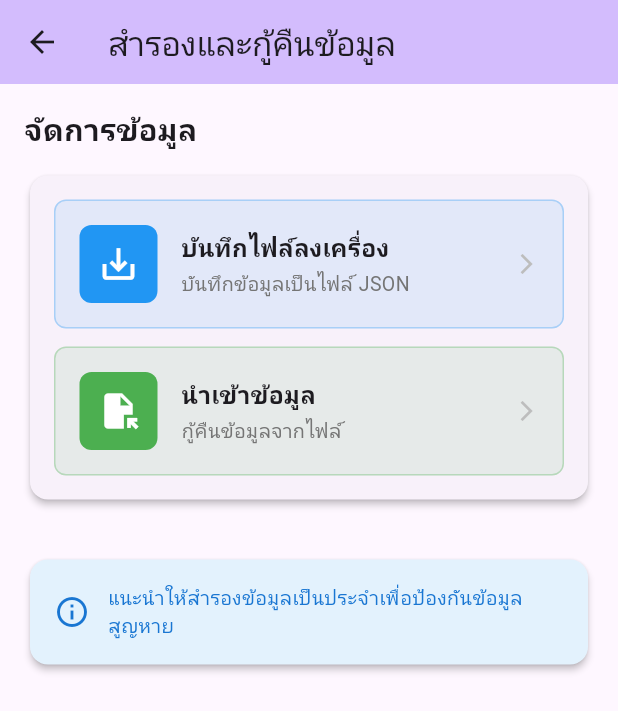
After one commit to th0mas000/keb_tang, a Flutter app: the screen it shows after launch, after a tap on the "backup" icon, on a phone screen of 412 x 824 dp. The commit adds this screen. Shown: the top 711 px of the screen. Run offline on Flutter 3.47's test engine with Material 3 defaults, Android fonts, the phone set to English and light mode, and no system bars; our stand-ins replace file_picker, fl_chart, googleapis_auth, image_picker, sqflite; missing offline and left inert: google_mlkit_text_recognition, googleapis; accounts and stored records are empty.

Commit message:
feture_responsive_UI

```diff
--- a/lib/screens/add_transaction_screen.dart
+++ b/lib/screens/add_transaction_screen.dart
@@ -3,6 +3,7 @@ import 'package:intl/intl.dart';
 import '../models/transaction.dart';
 import '../models/transaction_type.dart';
 import '../database/database_helper.dart';
+import '../widgets/responsive_container.dart';
 
 class AddTransactionScreen extends StatefulWidget {
   final Transaction? transaction; // For editing existing transaction
@@ -147,6 +148,7 @@ class _AddTransactionScreenState extends State<AddTransactionScreen> {
       ),
       body: Form(
         key: _formKey,
+        child: ResponsiveContainer(
           child: SingleChildScrollView(
             padding: const EdgeInsets.all(16),
             child: Column(
@@ -293,6 +295,7 @@ class _AddTransactionScreenState extends State<AddTransactionScreen> {
             ),
           ),
         ),
+      ),
     );
   }
 }
--- a/lib/screens/backup_screen.dart
+++ b/lib/screens/backup_screen.dart
@@ -3,6 +3,7 @@ import 'package:file_picker/file_picker.dart';
 import 'dart:convert';
 import 'dart:io';
 import '../services/export_import_service.dart';
+import '../widgets/responsive_container.dart';
 
 class BackupScreen extends StatefulWidget {
   const BackupScreen({super.key});
@@ -145,7 +146,8 @@ class _BackupScreenState extends State<BackupScreen> {
       ),
       body: _isLoading
           ? const Center(child: CircularProgressIndicator())
-          : SingleChildScrollView(
+          : ResponsiveContainer(
+              child: SingleChildScrollView(
                 padding: const EdgeInsets.all(16),
                 child: Column(
                   crossAxisAlignment: CrossAxisAlignment.start,
@@ -200,6 +202,7 @@ class _BackupScreenState extends State<BackupScreen> {
                       ),
                     ),
                   ],
+                ),
               ),
             ),
     );
--- a/lib/screens/bill_scan_screen.dart
+++ b/lib/screens/bill_scan_screen.dart
@@ -6,6 +6,7 @@ import '../services/receipt_parser.dart';
 import 'add_transaction_screen.dart';
 import '../models/transaction_type.dart';
 import '../utils/currency_formatter.dart';
+import '../widgets/responsive_container.dart';
 
 class BillScanScreen extends StatefulWidget {
   const BillScanScreen({super.key});
@@ -224,7 +225,8 @@ class _BillScanScreenState extends State<BillScanScreen> {
   }
 
   Widget _buildImagePreview() {
-    return SingleChildScrollView(
+    return ResponsiveContainer(
+      child: SingleChildScrollView(
         padding: const EdgeInsets.all(16),
         child: Column(
           crossAxisAlignment: CrossAxisAlignment.start,
@@ -275,6 +277,7 @@ class _BillScanScreenState extends State<BillScanScreen> {
             else if (_parsedData != null)
               _buildExtractedData(),
           ],
+        ),
       ),
     );
   }
--- a/lib/screens/home_screen.dart
+++ b/lib/screens/home_screen.dart
@@ -8,6 +8,7 @@ import 'transactions_list_screen.dart';
 import 'bill_scan_screen.dart';
 import 'statistics_screen.dart';
 import 'backup_screen.dart';
+import '../widgets/responsive_container.dart';
 
 class HomeScreen extends StatefulWidget {
   const HomeScreen({super.key});
@@ -159,6 +160,7 @@ class _HomeScreenState extends State<HomeScreen> {
           ? const Center(child: CircularProgressIndicator())
           : RefreshIndicator(
               onRefresh: _loadData,
+              child: ResponsiveContainer(
                 child: SingleChildScrollView(
                   physics: const AlwaysScrollableScrollPhysics(),
                   padding: const EdgeInsets.all(16),
@@ -263,6 +265,7 @@ class _HomeScreenState extends State<HomeScreen> {
                   ),
                 ),
               ),
+            ),
       floatingActionButton: FloatingActionButton.extended(
         onPressed: _addTransaction,
         icon: const Icon(Icons.add),
--- a/lib/screens/transactions_list_screen.dart
+++ b/lib/screens/transactions_list_screen.dart
@@ -6,6 +6,7 @@ import '../database/database_helper.dart';
 import '../widgets/transaction_card.dart';
 import '../utils/currency_formatter.dart';
 import 'add_transaction_screen.dart';
+import '../widgets/responsive_container.dart';
 
 class TransactionsListScreen extends StatefulWidget {
   const TransactionsListScreen({super.key});
@@ -198,6 +199,7 @@ class _TransactionsListScreenState extends State<TransactionsListScreen> {
                 )
               : RefreshIndicator(
                   onRefresh: _loadTransactions,
+                  child: ResponsiveContainer(
                     child: ListView.builder(
                       padding: const EdgeInsets.only(bottom: 24),
                       itemCount: sortedKeys.length,
@@ -265,6 +267,7 @@ class _TransactionsListScreenState extends State<TransactionsListScreen> {
                       },
                     ),
                   ),
+                ),
     );
   }
 }
--- /dev/null
+++ b/lib/widgets/responsive_container.dart
@@ -0,0 +1,23 @@
+import 'package:flutter/material.dart';
+
+class ResponsiveContainer extends StatelessWidget {
+  final Widget child;
+  final double maxWidth;
+
+  const ResponsiveContainer({
+    super.key,
+    required this.child,
+    this.maxWidth = 800.0,
+  });
+
+  @override
+  Widget build(BuildContext context) {
+    return Align(
+      alignment: Alignment.topCenter,
+      child: ConstrainedBox(
+        constraints: BoxConstraints(maxWidth: maxWidth),
+        child: child,
+      ),
+    );
+  }
+}
```
Also changed, not shown: lib/screens/statistics_screen.dart (+13 -4 lines). Lines whose indentation alone changed are shown as unchanged.
